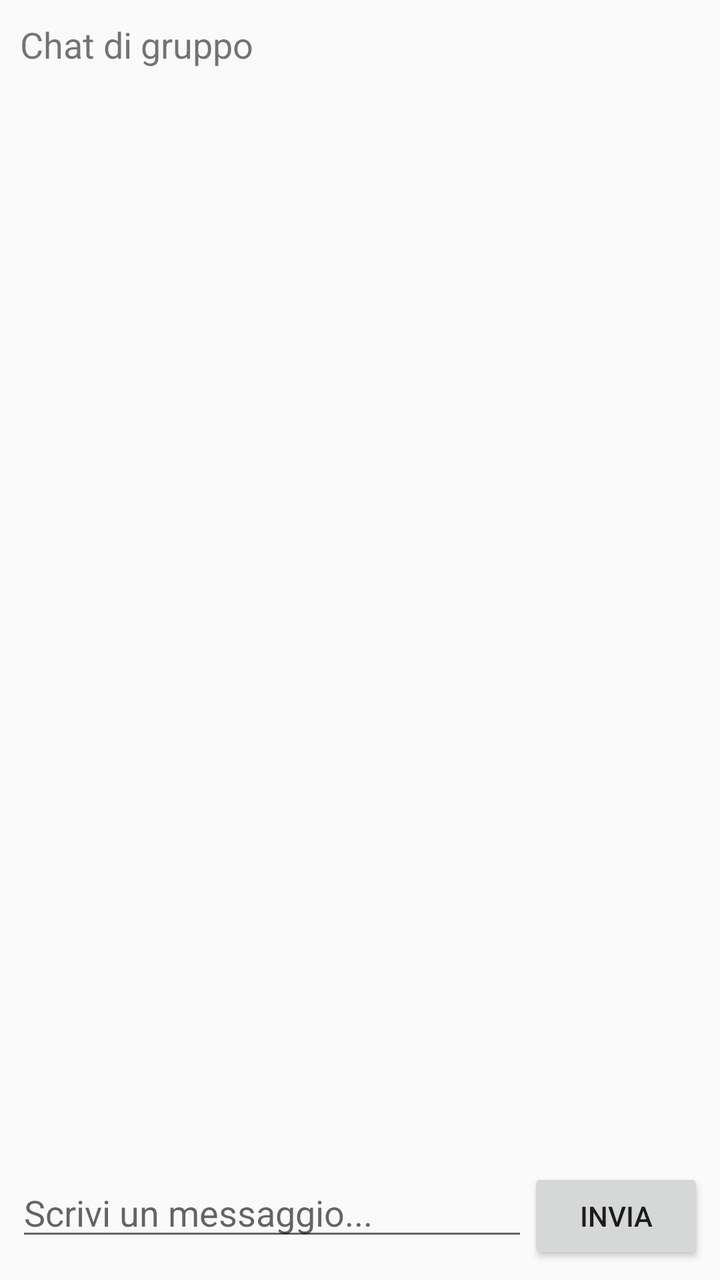
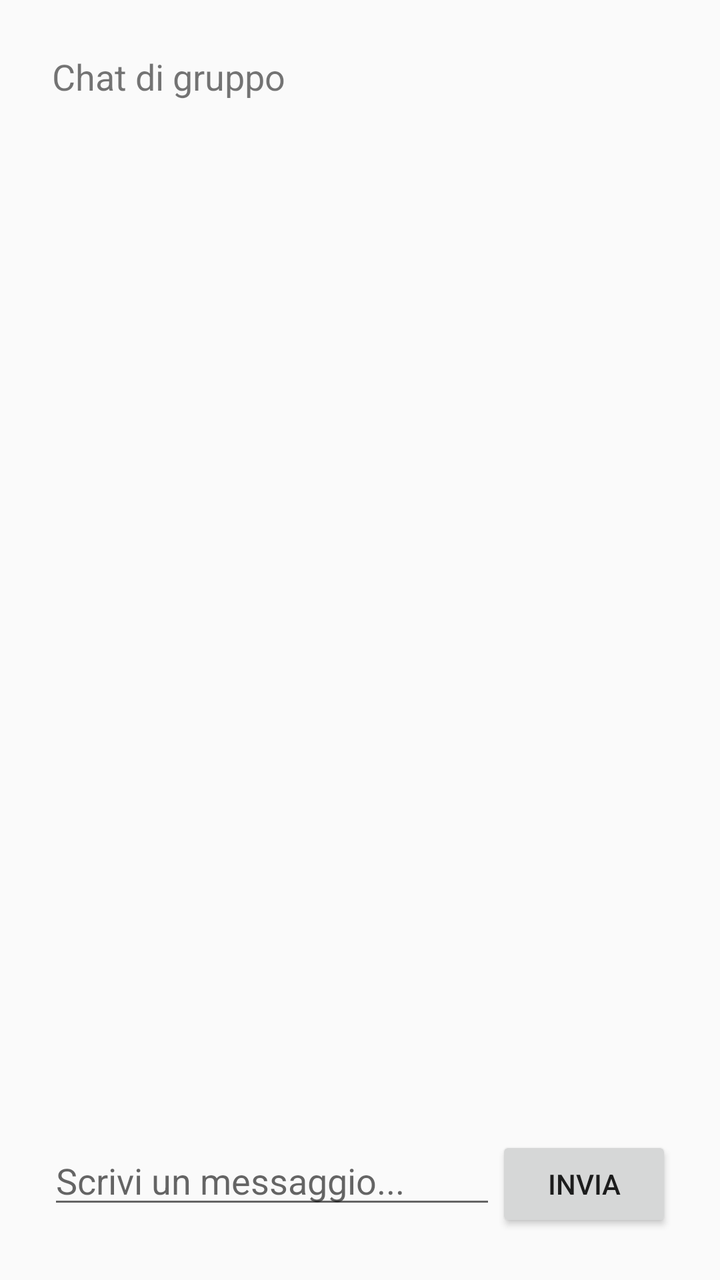

The first picture is an Android layout as it rendered before a commit; the second is the same layout after the commit. The layout source and the unified diff follow.
<!-- AndroidManifest.xml: application theme Theme.AppCompat.Light -->
<!-- res/layout/activity_groupchat.xml -->
<?xml version="1.0" encoding="utf-8"?>
<LinearLayout xmlns:android="http://schemas.android.com/apk/res/android"
    android:layout_width="match_parent"
    android:layout_height="match_parent"
    android:orientation="vertical">

    <TextView
        android:id="@+id/GroupChatTitle"
        android:layout_width="wrap_content"
        android:layout_height="wrap_content"
        android:text="Chat di gruppo"
        android:textSize="18sp"
        android:gravity="center"
        android:layout_centerHorizontal="true"
        android:padding="10dp"/>

    <androidx.recyclerview.widget.RecyclerView
        android:id="@+id/recyclerViewMessages"
        android:layout_width="match_parent"
        android:layout_height="0dp"
        android:layout_weight="1"
        android:padding="8dp" />

    <LinearLayout
        android:layout_width="match_parent"
        android:layout_height="wrap_content"
        android:orientation="horizontal"
        android:padding="8dp">

        <EditText
            android:id="@+id/editTextMessage"
            android:layout_width="0dp"
            android:layout_weight="1"
            android:layout_height="wrap_content"
            android:hint="Scrivi un messaggio..." />

        <Button
            android:id="@+id/buttonSend"
            android:layout_width="wrap_content"
            android:layout_height="wrap_content"
            android:text="Invia" />
    </LinearLayout>
</LinearLayout>
<!-- resources referenced by this layout -->
<resources>

</resources>

<!-- the commit's change to res/layout/activity_groupchat.xml (unified diff, before → after) -->
@@ -1,43 +1,51 @@
-<?xml version="1.0" encoding="utf-8"?>
-<LinearLayout xmlns:android="http://schemas.android.com/apk/res/android"
+<androidx.constraintlayout.widget.ConstraintLayout
+    xmlns:android="http://schemas.android.com/apk/res/android"
     android:layout_width="match_parent"
     android:layout_height="match_parent"
-    android:orientation="vertical">
+    android:fitsSystemWindows="true">
 
-    <TextView
-        android:id="@+id/GroupChatTitle"
-        android:layout_width="wrap_content"
-        android:layout_height="wrap_content"
-        android:text="Chat di gruppo"
-        android:textSize="18sp"
-        android:gravity="center"
-        android:layout_centerHorizontal="true"
-        android:padding="10dp"/>
+    <LinearLayout xmlns:android="http://schemas.android.com/apk/res/android"
+        android:layout_width="match_parent"
+        android:layout_height="match_parent"
+        android:orientation="vertical"
+        android:padding="16dp"
+        android:clipToPadding="false">
 
-    <androidx.recyclerview.widget.RecyclerView
-        android:id="@+id/recyclerViewMessages"
-        android:layout_width="match_parent"
-        android:layout_height="0dp"
-        android:layout_weight="1"
-        android:padding="8dp" />
-
-    <LinearLayout
-        android:layout_width="match_parent"
-        android:layout_height="wrap_content"
-        android:orientation="horizontal"
-        android:padding="8dp">
-
-        <EditText
-            android:id="@+id/editTextMessage"
-            android:layout_width="0dp"
-            android:layout_weight="1"
-            android:layout_height="wrap_content"
-            android:hint="Scrivi un messaggio..." />
-
-        <Button
-            android:id="@+id/buttonSend"
+        <TextView
+            android:id="@+id/GroupChatTitle"
             android:layout_width="wrap_content"
             android:layout_height="wrap_content"
-            android:text="Invia" />
+            android:text="Chat di gruppo"
+            android:textSize="18sp"
+            android:gravity="center"
+            android:layout_centerHorizontal="true"
+            android:padding="10dp"/>
+
+        <androidx.recyclerview.widget.RecyclerView
+            android:id="@+id/recyclerViewMessages"
+            android:layout_width="match_parent"
+            android:layout_height="0dp"
+            android:layout_weight="1"
+            android:padding="8dp" />
+
+        <LinearLayout
+            android:layout_width="match_parent"
+            android:layout_height="wrap_content"
+            android:orientation="horizontal"
+            android:padding="8dp">
+
+            <EditText
+                android:id="@+id/editTextMessage"
+                android:layout_width="0dp"
+                android:layout_weight="1"
+                android:layout_height="wrap_content"
+                android:hint="Scrivi un messaggio..." />
+
+            <Button
+                android:id="@+id/buttonSend"
+                android:layout_width="wrap_content"
+                android:layout_height="wrap_content"
+                android:text="Invia" />
+        </LinearLayout>
     </LinearLayout>
-</LinearLayout>
+</androidx.constraintlayout.widget.ConstraintLayout>
